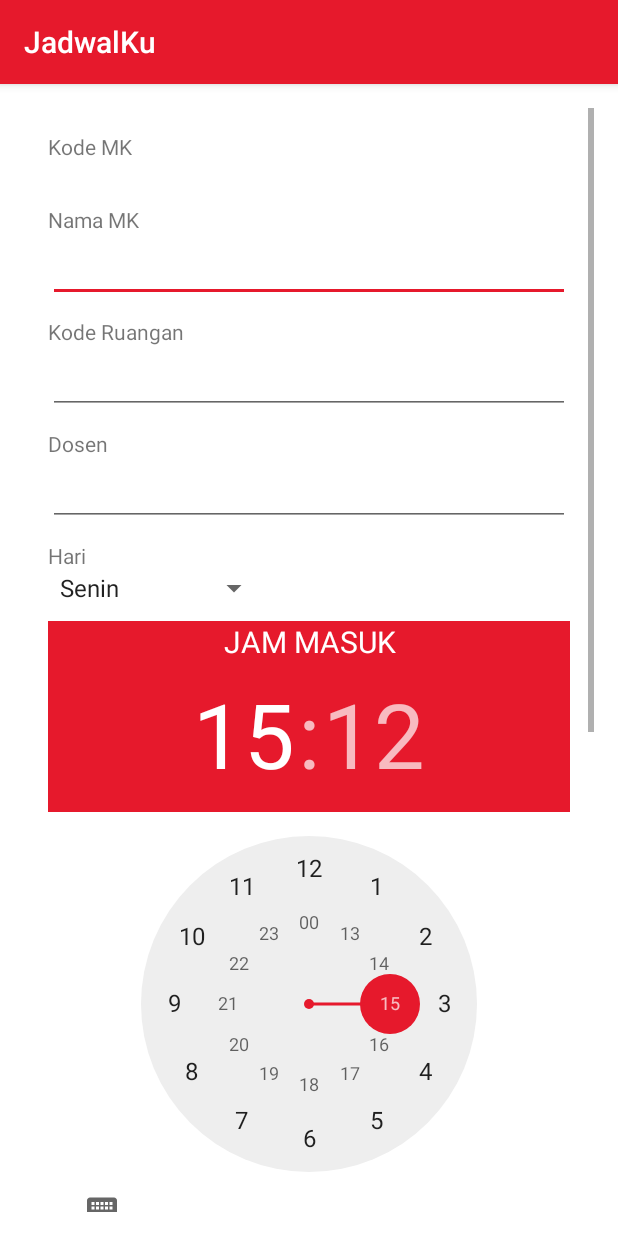
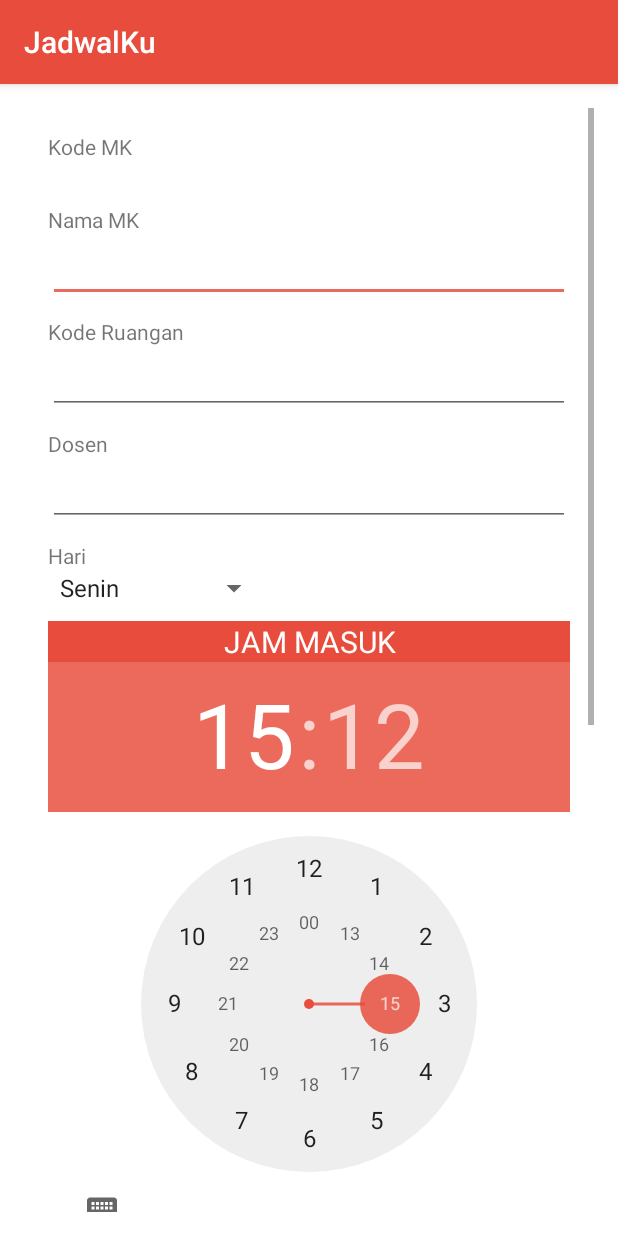
Before and after one commit to fahrirh/JadwalKu, an Android app: the UpdateBiodata screen opened directly, with no data from a screen before it, on a phone screen of 412 x 824 dp. Run offline under Robolectric (Android 15) with nearby library versions, the light colour scheme and no system bars.

Commit message:
perbaikan ui

```diff
--- a/app/src/main/java/hasibuan/sabtusore/Const.java
+++ b/app/src/main/java/hasibuan/sabtusore/Const.java
@@ -12,7 +12,7 @@ import java.util.Calendar;
  */
 
 public class Const extends Activity{
-    public static final int[] ALARM_HOUR_TIME = {6, 8, 12,14,16};
-    public static final int[] ALARM_MINUTE_TIME = {30, 00, 00, 00, 02};
+    public static final int[] ALARM_HOUR_TIME = {6, 8, 12,14,16, 11};
+    public static final int[] ALARM_MINUTE_TIME = {30, 00, 00, 00, 00, 48};
 
 }
--- a/app/src/main/res/layout/activity_main.xml
+++ b/app/src/main/res/layout/activity_main.xml
@@ -10,6 +10,7 @@
 
 
     <LinearLayout
+        android:layout_marginTop="-40dp"
         android:layout_width="match_parent"
         android:layout_height="wrap_content"
         android:orientation="horizontal">
--- a/app/src/main/res/layout/activity_update_biodata.xml
+++ b/app/src/main/res/layout/activity_update_biodata.xml
@@ -124,7 +124,7 @@
             android:text="JAM MASUK"
             android:textAlignment="center"
             android:textColor="#FFFFFF"
-            android:background="@color/alizarin"/>
+            android:background="#E74C3C"/>
 
         <TimePicker
             android:id="@+id/timePicker1"
@@ -144,7 +144,7 @@
             android:text="@string/time_save"
             android:paddingLeft="5dp"
             android:paddingRight="5dp"
-            android:background="@color/alizarin"
+            android:background="#E74C3C"
             android:textColor="@color/white"/>
 
         <TextView
@@ -167,7 +167,7 @@
             android:text="JAM KELUAR"
             android:textAlignment="center"
             android:textColor="#FFFFFF"
-            android:background="@color/alizarin"/>
+            android:background="#E74C3C"/>
 
         <TimePicker
             android:id="@+id/timePicker2"
@@ -186,7 +186,7 @@
             android:text="@string/time_save"
             android:paddingLeft="5dp"
             android:paddingRight="5dp"
-            android:background="@color/alizarin"
+            android:background="#E74C3C"
             android:textColor="@color/white"
             android:layout_gravity="center_horizontal"/>
 
@@ -201,13 +201,14 @@
 
 
     <Button
+        android:layout_marginTop="@dimen/activity_horizontal_margin"
         android:id="@+id/button1"
         android:layout_width="match_parent"
         android:layout_height="wrap_content"
         android:layout_alignLeft="@+id/hari_spinner"
         android:layout_alignParentBottom="true"
         style="?android:attr/borderlessButtonStyle"
-        android:background="@color/alizarin"
+        android:background="#E74C3C"
         android:textColor="@color/white"
         android:text="Update" />
 
--- a/app/src/main/res/layout/activity_update_catatan.xml
+++ b/app/src/main/res/layout/activity_update_catatan.xml
@@ -55,7 +55,7 @@
 
     <Button
         android:id="@+id/button1"
-        android:layout_width="wrap_content"
+        android:layout_width="match_parent"
         android:layout_height="wrap_content"
         android:layout_alignLeft="@+id/editText2"
         android:layout_alignParentBottom="true"
@@ -64,6 +64,7 @@
         android:background="#E74C3C"/>
 
     <Button
+        android:visibility="gone"
         android:id="@+id/button2"
         android:layout_width="wrap_content"
         android:layout_height="wrap_content"
--- a/app/src/main/res/values/colors.xml
+++ b/app/src/main/res/values/colors.xml
@@ -14,7 +14,7 @@
     <color name="black">#000000</color>
     <color name="radablack">#424242</color>
     <color name="ectasy">#f9690e</color>
-    <color name="alizarin">#e6192c</color>
+    <color name="alizarin">#E74C3C</color>
     <color name="jad">#00b16a</color>
     <color name="pink_trf">#e32446</color>
     <color name="trafood_color">#ea3a34</color>
--- a/app/src/main/res/values/styles.xml
+++ b/app/src/main/res/values/styles.xml
@@ -4,8 +4,8 @@
     <style name="AppTheme" parent="Base.Theme.AppCompat.Light.DarkActionBar">
         <!-- Customize your theme here. -->
         <item name="colorPrimary">@color/alizarin</item>
-        <item name="colorPrimaryDark">@color/alizarin</item>
-        <item name="colorAccent">@color/alizarin</item>
+        <item name="colorPrimaryDark">#d4e74c3c</item>
+        <item name="colorAccent">#d4e74c3c</item>
     </style>
 
 </resources>
```
Also changed, not shown: app/src/main/res/layout/activity_buat_biodata.xml (+5 -5 lines).
